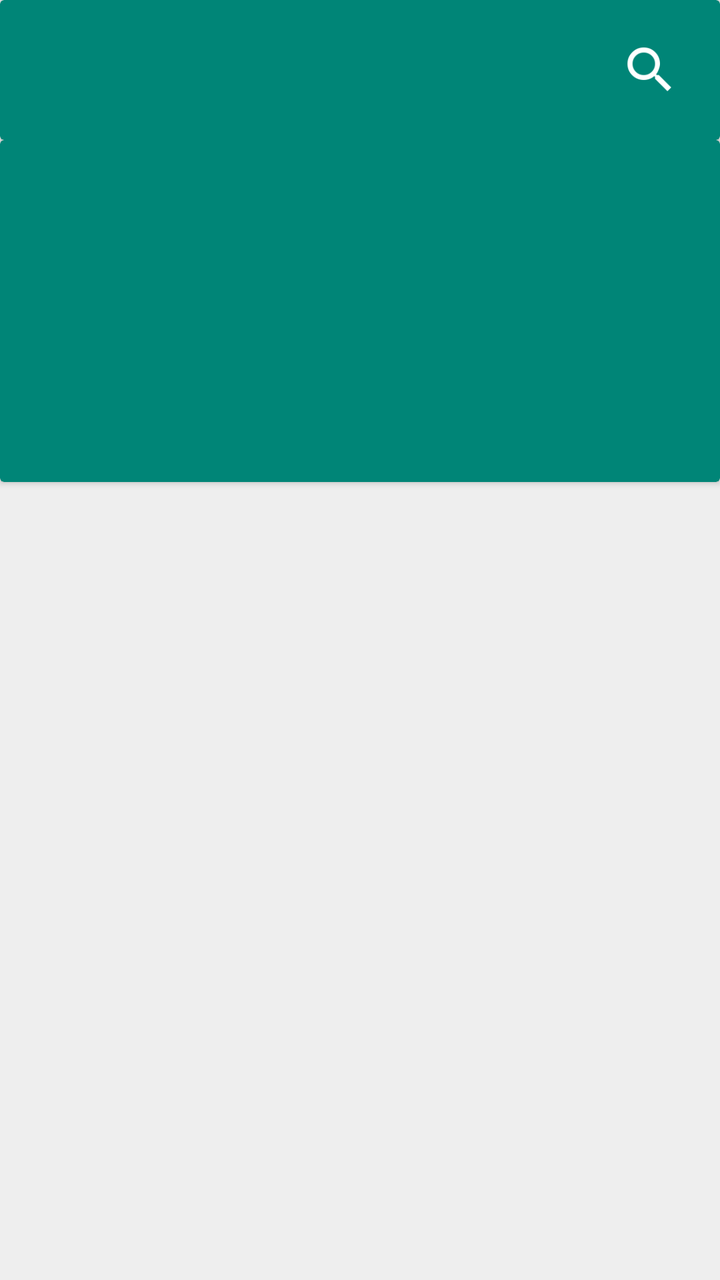
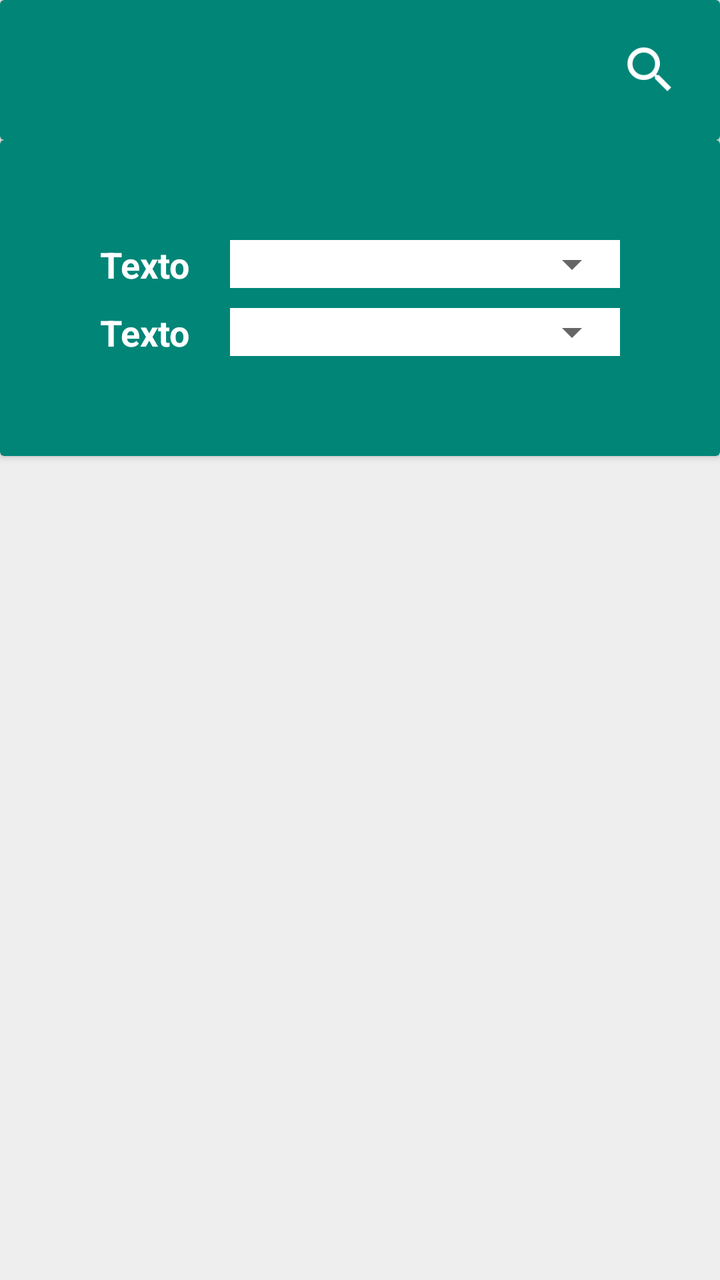

Before-and-after screenshots of an Android layout around one commit, followed by the original layout XML and the change that was made.
<!-- AndroidManifest.xml: application theme AppTheme -->
<!-- res/layout/products_edition.xml -->
<?xml version="1.0" encoding="utf-8"?>
<LinearLayout xmlns:android="http://schemas.android.com/apk/res/android"
    xmlns:tools="http://schemas.android.com/tools"
    android:layout_width="match_parent"
    android:layout_height="match_parent"
    xmlns:app="http://schemas.android.com/apk/res-auto"
    tools:context=".ProductsEdition"
    android:orientation="vertical"
    android:background="@color/grey_200">

    <include layout="@layout/search_bar"></include>

    <android.support.v7.widget.CardView
        android:layout_width="match_parent"
        android:layout_height="0dp"
        android:layout_weight="3"
        app:cardBackgroundColor="@color/colorPrimary">

        <LinearLayout
            android:layout_width="match_parent"
            android:layout_height="match_parent"
            android:orientation="vertical"
            android:padding="50dp">


        </LinearLayout>

    </android.support.v7.widget.CardView>

    <android.support.v7.widget.RecyclerView
        android:id="@+id/rvList"
        android:layout_width="match_parent"
        android:layout_height="0dp"
        android:layout_weight="7"/>

</LinearLayout>
<!-- res/layout/search_bar.xml (included above) -->
<?xml version="1.0" encoding="utf-8"?>
<android.support.v7.widget.CardView android:layout_width="match_parent"
    android:layout_height="wrap_content"
    xmlns:app="http://schemas.android.com/apk/res-auto"
    xmlns:android="http://schemas.android.com/apk/res/android"
    app:cardBackgroundColor="@color/colorPrimary"
    android:elevation="0dp">


    <LinearLayout android:id="@+id/llParent"
        android:layout_width="match_parent"
        android:layout_height="match_parent"
        android:orientation="horizontal"
        android:gravity="right"
        android:padding="20dp">


        <LinearLayout android:id="@+id/llSearch"
            android:layout_width="0dp"
            android:layout_height="wrap_content"
            android:orientation="horizontal"
            android:paddingLeft="20dp"
            android:visibility="gone"
            android:layout_weight="1">

            <ImageView android:id="@+id/imgHideSearch"
                android:layout_width="30dp"
                android:layout_height="30dp"
                android:src="@drawable/close"
                android:layout_gravity="center_vertical"/>

            <EditText android:id="@+id/etSearch"
                android:layout_width="match_parent"
                android:layout_height="wrap_content"
                android:hint="Seach..."
                android:imeOptions="actionSearch"
                android:inputType="text"
                android:textColorHint="@color/grey_200"
                android:textColor="@android:color/white"/>

        </LinearLayout>

        <ImageView android:id="@+id/imgSearch"
            android:layout_width="30dp"
            android:layout_height="30dp"
            android:src="@drawable/ic_action_search"
            android:background="?attr/selectableItemBackgroundBorderless"
            android:layout_gravity="center_vertical"
            android:visibility="visible"/>


    </LinearLayout>

</android.support.v7.widget.CardView>
<!-- resources referenced by this layout -->
<resources>
  <color name="colorPrimary">#008577</color>
  <color name="grey_200">#EEEEEE</color>
  <!-- drawable close: png bitmap (drawable, 1881 bytes) -->
  <!-- drawable ic_action_search: png bitmap (drawable, 2135 bytes) -->
  <style name="AppTheme" parent="Theme.AppCompat.Light.DarkActionBar">
          
          <item name="colorPrimary">@color/colorPrimary</item>
          <item name="colorPrimaryDark">@color/colorPrimaryDark</item>
          <item name="colorAccent">@color/colorAccent</item>
      </style>
  <color name="colorPrimaryDark">#00574B</color>
  <color name="colorAccent">#D81B60</color>
</resources>

<!-- the commit's change to res/layout/products_edition.xml (unified diff, before → after) -->
@@ -1,37 +1,89 @@
 <?xml version="1.0" encoding="utf-8"?>
 <LinearLayout xmlns:android="http://schemas.android.com/apk/res/android"
+    xmlns:app="http://schemas.android.com/apk/res-auto"
     xmlns:tools="http://schemas.android.com/tools"
     android:layout_width="match_parent"
     android:layout_height="match_parent"
-    xmlns:app="http://schemas.android.com/apk/res-auto"
-    tools:context=".ProductsEdition"
     android:orientation="vertical"
-    android:background="@color/grey_200">
+    android:background="@color/gray_200">
 
-    <include layout="@layout/search_bar"></include>
+    <include layout="@layout/search_bar"/>
 
     <android.support.v7.widget.CardView
         android:layout_width="match_parent"
-        android:layout_height="0dp"
-        android:layout_weight="3"
+        android:layout_height="wrap_content"
         app:cardBackgroundColor="@color/colorPrimary">
 
         <LinearLayout
             android:layout_width="match_parent"
             android:layout_height="match_parent"
-            android:orientation="vertical"
-            android:padding="50dp">
+            android:padding="50dp"
+            android:orientation="vertical">
 
+            <LinearLayout
+                android:layout_width="match_parent"
+                android:layout_height="wrap_content"
+                android:layout_weight="1">
+                <TextView android:id="@+id/spnTitle"
+                    android:layout_width="0dp"
+                    android:layout_height="match_parent"
+                    android:layout_weight="1"
+                    android:textStyle="bold"
+                    android:gravity="center_vertical"
+                    android:text="Texto"
+                    android:textSize="18sp"
+                    android:textColor="@color/white"/>
+
+                <RelativeLayout
+                    android:layout_width="0dp"
+                    android:layout_height="wrap_content"
+                    android:layout_weight="3"
+                    android:background="@color/white">
+                    <Spinner android:id="@+id/spn"
+                        android:layout_width="match_parent"
+                        android:layout_height="wrap_content"/>
+                </RelativeLayout>
+
+            </LinearLayout>
+
+            <LinearLayout
+                android:layout_width="match_parent"
+                android:layout_height="wrap_content"
+                android:layout_weight="1"
+                android:layout_marginTop="10dp">
+                <TextView android:id="@+id/spnTitle2"
+                    android:layout_width="0dp"
+                    android:layout_height="match_parent"
+                    android:layout_weight="1"
+                    android:textStyle="bold"
+                    android:gravity="center_vertical"
+                    android:text="Texto"
+                    android:textColor="@color/white"
+                    android:textSize="18sp"/>
+
+                <RelativeLayout
+                    android:layout_width="0dp"
+                    android:layout_height="wrap_content"
+                    android:layout_weight="3"
+                    android:background="@color/white">
+                    <Spinner android:id="@+id/spn2"
+                        android:layout_width="match_parent"
+                        android:layout_height="wrap_content"
+                        android:layout_weight="3"/>
+                </RelativeLayout>
+            </LinearLayout>
 
         </LinearLayout>
 
     </android.support.v7.widget.CardView>
 
+
     <android.support.v7.widget.RecyclerView
         android:id="@+id/rvList"
         android:layout_width="match_parent"
-        android:layout_height="0dp"
-        android:layout_weight="7"/>
+        android:layout_height="match_parent"
+        android:paddingTop="10dp"/>
+
 
 </LinearLayout>
 <!-- res/layout/search_bar.xml (included above) -->
<!-- resource entries referenced after the edit -->
@@ -1,7 +1,9 @@
 <!-- resources referenced by this layout -->
 <resources>
   <color name="colorPrimary">#008577</color>
+  <color name="gray_200">#EEEEEE</color>
   <color name="grey_200">#EEEEEE</color>
+  <color name="white">#FFFFFF</color>
   <!-- drawable close: png bitmap (drawable, 1881 bytes) -->
   <!-- drawable ic_action_search: png bitmap (drawable, 2135 bytes) -->
   <style name="AppTheme" parent="Theme.AppCompat.Light.DarkActionBar">
